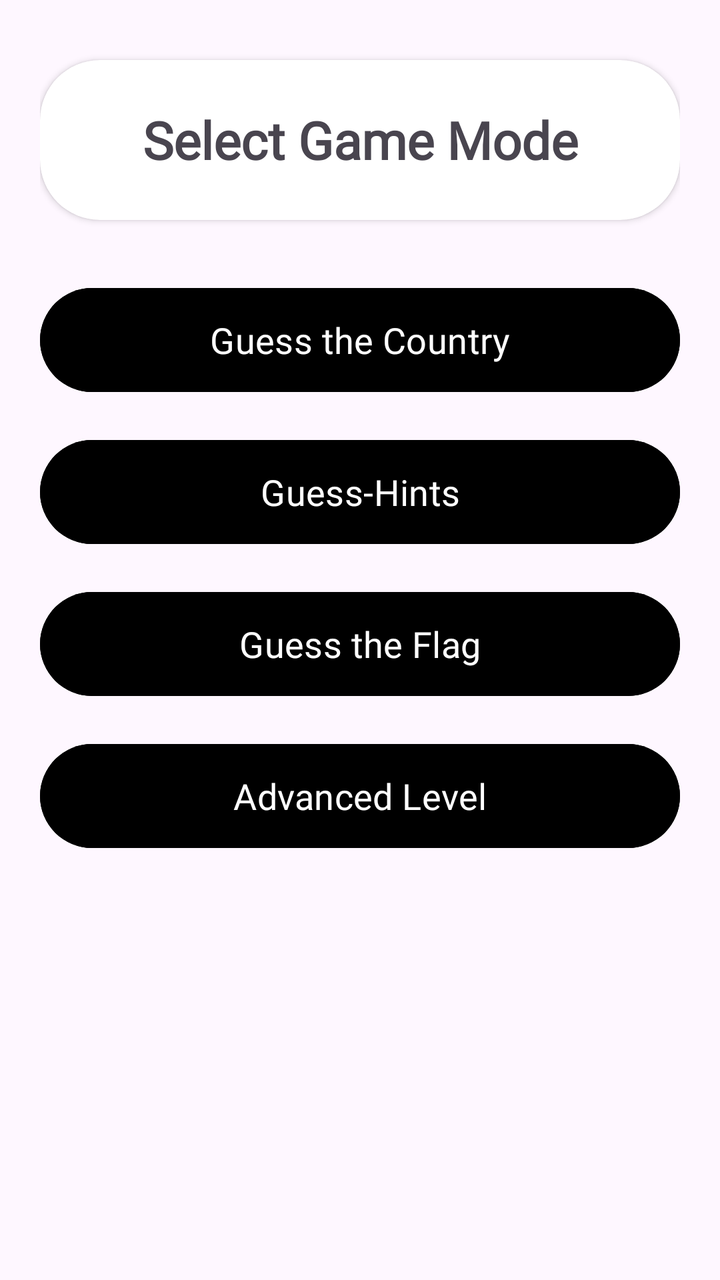
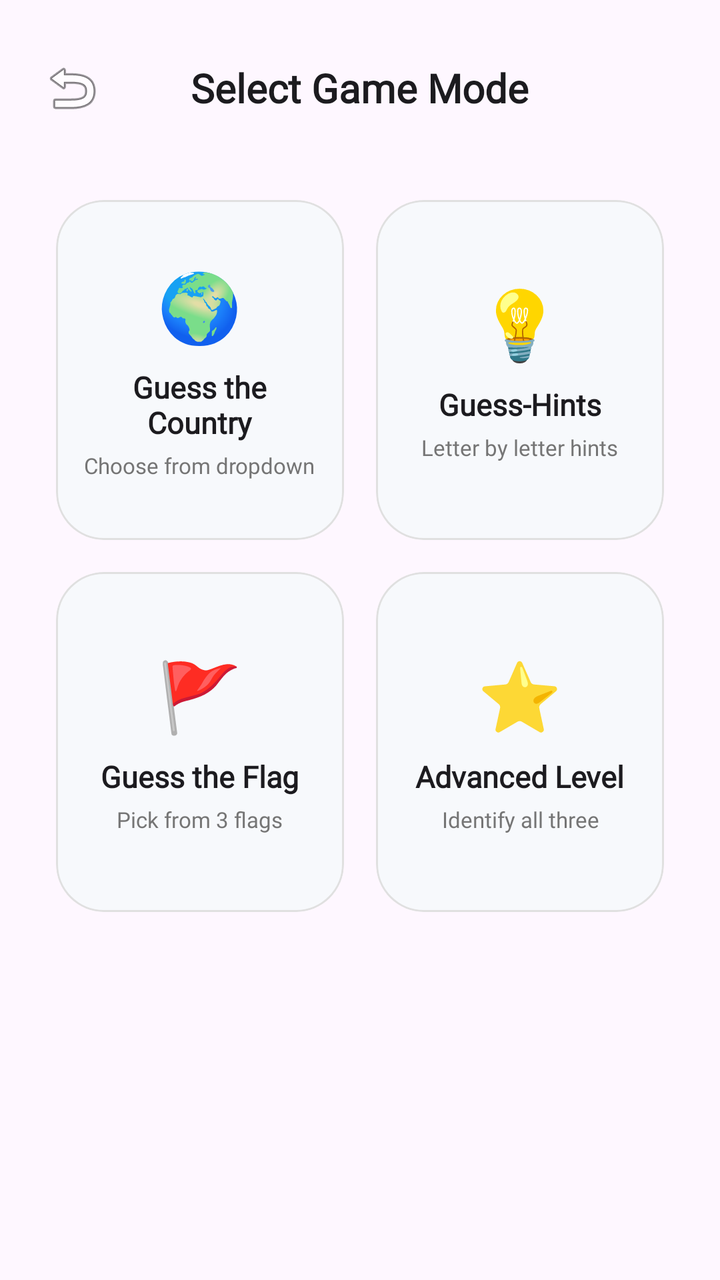

Compare the two renders of this Android layout. The source of the first and the diff that turns it into the second are given below.
<!-- AndroidManifest.xml: application theme Theme.CountryFlags -->
<!-- res/layout/activity_game_modes.xml -->
<?xml version="1.0" encoding="utf-8"?>

<LinearLayout xmlns:android="http://schemas.android.com/apk/res/android"
    xmlns:app="http://schemas.android.com/apk/res-auto"
    android:layout_width="match_parent"
    android:layout_height="match_parent"
    android:orientation="vertical"
    android:padding="20dp"
    android:gravity="center_horizontal">

    <androidx.cardview.widget.CardView
        android:layout_width="match_parent"
        android:layout_height="80dp"
        android:layout_marginTop="10dp"
        app:cardCornerRadius="30dp">

        <TextView
            android:layout_width="match_parent"
            android:layout_height="match_parent"
            android:gravity="center"
            android:fontFamily="@font/montserrat_r"
            android:text="Select Game Mode"
            android:textSize="26sp"
            android:textStyle="bold" />
    </androidx.cardview.widget.CardView>

    <Button
        android:id="@+id/btn_mode_guess_country"
        android:layout_width="match_parent"
        android:layout_height="60dp"
        android:layout_marginTop="30dp"
        android:backgroundTint="@color/button"
        android:fontFamily="@font/montserrat_r"
        android:text="Guess the Country"
        android:textSize="18sp" />

    <Button
        android:id="@+id/btn_mode_guess_hints"
        android:layout_width="match_parent"
        android:layout_height="60dp"
        android:layout_marginTop="16dp"
        android:backgroundTint="@color/button"
        android:fontFamily="@font/montserrat_r"
        android:text="Guess-Hints"
        android:textSize="18sp" />

    <Button
        android:id="@+id/btn_mode_guess_flag"
        android:layout_width="match_parent"
        android:layout_height="60dp"
        android:layout_marginTop="16dp"
        android:backgroundTint="@color/button"
        android:fontFamily="@font/montserrat_r"
        android:text="Guess the Flag"
        android:textSize="18sp" />

    <Button
        android:id="@+id/btn_mode_advanced"
        android:layout_width="match_parent"
        android:layout_height="60dp"
        android:layout_marginTop="16dp"
        android:backgroundTint="@color/button"
        android:fontFamily="@font/montserrat_r"
        android:text="Advanced Level"
        android:textSize="18sp" />
</LinearLayout>
<!-- resources referenced by this layout -->
<resources>
  <style name="Theme.CountryFlags" parent="Base.Theme.CountryFlags" />
  <style name="Base.Theme.CountryFlags" parent="Theme.Material3.DayNight.NoActionBar">
          
          
      </style>
</resources>

<!-- the commit's change to res/layout/activity_game_modes.xml (unified diff, before → after) -->
@@ -5,62 +5,244 @@
     android:layout_width="match_parent"
     android:layout_height="match_parent"
     android:orientation="vertical"
-    android:padding="20dp"
-    android:gravity="center_horizontal">
-
-    <androidx.cardview.widget.CardView
+    android:padding="20dp">
+
+    
+    <RelativeLayout
         android:layout_width="match_parent"
-        android:layout_height="80dp"
-        android:layout_marginTop="10dp"
-        app:cardCornerRadius="30dp">
+        android:layout_height="wrap_content"
+        android:layout_marginTop="8dp">
+
+        <ImageView
+            android:id="@+id/btn_back"
+            android:layout_width="32dp"
+            android:layout_height="32dp"
+            android:layout_alignParentStart="true"
+            android:layout_centerVertical="true"
+            android:src="@android:drawable/ic_menu_revert"
+            android:contentDescription="Back" />
 
         <TextView
-            android:layout_width="match_parent"
-            android:layout_height="match_parent"
-            android:gravity="center"
-            android:fontFamily="@font/montserrat_r"
+            android:id="@+id/txt_header_title"
+            android:layout_width="wrap_content"
+            android:layout_height="wrap_content"
+            android:layout_centerInParent="true"
+            android:fontFamily="@font/raleway"
             android:text="Select Game Mode"
-            android:textSize="26sp"
+            android:textColor="@color/text_primary"
+            android:textSize="20sp"
             android:textStyle="bold" />
-    </androidx.cardview.widget.CardView>
-
-    <Button
-        android:id="@+id/btn_mode_guess_country"
+    </RelativeLayout>
+
+    
+    <GridLayout
         android:layout_width="match_parent"
-        android:layout_height="60dp"
-        android:layout_marginTop="30dp"
-        android:backgroundTint="@color/button"
-        android:fontFamily="@font/montserrat_r"
-        android:text="Guess the Country"
-        android:textSize="18sp" />
-
-    <Button
-        android:id="@+id/btn_mode_guess_hints"
-        android:layout_width="match_parent"
-        android:layout_height="60dp"
-        android:layout_marginTop="16dp"
-        android:backgroundTint="@color/button"
-        android:fontFamily="@font/montserrat_r"
-        android:text="Guess-Hints"
-        android:textSize="18sp" />
-
-    <Button
-        android:id="@+id/btn_mode_guess_flag"
-        android:layout_width="match_parent"
-        android:layout_height="60dp"
-        android:layout_marginTop="16dp"
-        android:backgroundTint="@color/button"
-        android:fontFamily="@font/montserrat_r"
-        android:text="Guess the Flag"
-        android:textSize="18sp" />
-
-    <Button
-        android:id="@+id/btn_mode_advanced"
-        android:layout_width="match_parent"
-        android:layout_height="60dp"
-        android:layout_marginTop="16dp"
-        android:backgroundTint="@color/button"
-        android:fontFamily="@font/montserrat_r"
-        android:text="Advanced Level"
-        android:textSize="18sp" />
+        android:layout_height="wrap_content"
+        android:layout_marginTop="32dp"
+        android:columnCount="2"
+        android:rowCount="2">
+
+        
+        <com.google.android.material.card.MaterialCardView
+            android:id="@+id/card_guess_country"
+            android:layout_width="0dp"
+            android:layout_height="170dp"
+            android:layout_rowWeight="1"
+            android:layout_columnWeight="1"
+            android:layout_margin="8dp"
+            android:clickable="true"
+            android:focusable="true"
+            app:cardBackgroundColor="@color/card_bg"
+            app:cardCornerRadius="24dp"
+            app:strokeColor="@color/border_light"
+            app:strokeWidth="1dp">
+
+            <LinearLayout
+                android:layout_width="match_parent"
+                android:layout_height="match_parent"
+                android:gravity="center"
+                android:orientation="vertical"
+                android:padding="12dp">
+
+                <TextView
+                    android:layout_width="wrap_content"
+                    android:layout_height="wrap_content"
+                    android:text="🌍"
+                    android:textSize="34sp" />
+
+                <TextView
+                    android:layout_width="wrap_content"
+                    android:layout_height="wrap_content"
+                    android:layout_marginTop="8dp"
+                    android:fontFamily="@font/raleway"
+                    android:text="Guess the\nCountry"
+                    android:textAlignment="center"
+                    android:textColor="@color/text_primary"
+                    android:textSize="15sp"
+                    android:textStyle="bold" />
+
+                <TextView
+                    android:layout_width="wrap_content"
+                    android:layout_height="wrap_content"
+                    android:layout_marginTop="4dp"
+                    android:fontFamily="@font/raleway"
+                    android:text="Choose from dropdown"
+                    android:textAlignment="center"
+                    android:textColor="@color/text_secondary"
+                    android:textSize="11sp" />
+            </LinearLayout>
+        </com.google.android.material.card.MaterialCardView>
+
+        
+        <com.google.android.material.card.MaterialCardView
+            android:id="@+id/card_guess_hints"
+            android:layout_width="0dp"
+            android:layout_height="170dp"
+            android:layout_rowWeight="1"
+            android:layout_columnWeight="1"
+            android:layout_margin="8dp"
+            android:clickable="true"
+            android:focusable="true"
+            app:cardBackgroundColor="@color/card_bg"
+            app:cardCornerRadius="24dp"
+            app:strokeColor="@color/border_light"
+            app:strokeWidth="1dp">
+
+            <LinearLayout
+                android:layout_width="match_parent"
+                android:layout_height="match_parent"
+                android:gravity="center"
+                android:orientation="vertical"
+                android:padding="12dp">
+
+                <TextView
+                    android:layout_width="wrap_content"
+                    android:layout_height="wrap_content"
+                    android:text="💡"
+                    android:textSize="34sp" />
+
+                <TextView
+                    android:layout_width="wrap_content"
+                    android:layout_height="wrap_content"
+                    android:layout_marginTop="8dp"
+                    android:fontFamily="@font/raleway"
+                    android:text="Guess-Hints"
+                    android:textColor="@color/text_primary"
+                    android:textSize="15sp"
+                    android:textStyle="bold" />
+
+                <TextView
+                    android:layout_width="wrap_content"
+                    android:layout_height="wrap_content"
+                    android:layout_marginTop="4dp"
+                    android:fontFamily="@font/raleway"
+                    android:text="Letter by letter hints"
+                    android:textAlignment="center"
+                    android:textColor="@color/text_secondary"
+                    android:textSize="11sp" />
+            </LinearLayout>
+        </com.google.android.material.card.MaterialCardView>
+
+        
+        <com.google.android.material.card.MaterialCardView
+            android:id="@+id/card_guess_flag"
+            android:layout_width="0dp"
+            android:layout_height="170dp"
+            android:layout_rowWeight="1"
+            android:layout_columnWeight="1"
+            android:layout_margin="8dp"
+            android:clickable="true"
+            android:focusable="true"
+            app:cardBackgroundColor="@color/card_bg"
+            app:cardCornerRadius="24dp"
+            app:strokeColor="@color/border_light"
+            app:strokeWidth="1dp">
+
+            <LinearLayout
+                android:layout_width="match_parent"
+                android:layout_height="match_parent"
+                android:gravity="center"
+                android:orientation="vertical"
+                android:padding="12dp">
+
+                <TextView
+                    android:layout_width="wrap_content"
+                    android:layout_height="wrap_content"
+                    android:text="🚩"
+                    android:textSize="34sp" />
+
+                <TextView
+                    android:layout_width="wrap_content"
+                    android:layout_height="wrap_content"
+                    android:layout_marginTop="8dp"
+                    android:fontFamily="@font/raleway"
+                    android:text="Guess the Flag"
+                    android:textColor="@color/text_primary"
+                    android:textSize="15sp"
+                    android:textStyle="bold" />
+
+                <TextView
+                    android:layout_width="wrap_content"
+                    android:layout_height="wrap_content"
+                    android:layout_marginTop="4dp"
+                    android:fontFamily="@font/raleway"
+                    android:text="Pick from 3 flags"
+                    android:textAlignment="center"
+                    android:textColor="@color/text_secondary"
+                    android:textSize="11sp" />
+            </LinearLayout>
+        </com.google.android.material.card.MaterialCardView>
+
+        
+        <com.google.android.material.card.MaterialCardView
+            android:id="@+id/card_advanced_level"
+            android:layout_width="0dp"
+            android:layout_height="170dp"
+            android:layout_rowWeight="1"
+            android:layout_columnWeight="1"
+            android:layout_margin="8dp"
+            android:clickable="true"
+            android:focusable="true"
+            app:cardBackgroundColor="@color/card_bg"
+            app:cardCornerRadius="24dp"
+            app:strokeColor="@color/border_light"
+            app:strokeWidth="1dp">
+
+            <LinearLayout
+                android:layout_width="match_parent"
+                android:layout_height="match_parent"
+                android:gravity="center"
+                android:orientation="vertical"
+                android:padding="12dp">
+
+                <TextView
+                    android:layout_width="wrap_content"
+                    android:layout_height="wrap_content"
+                    android:text="⭐"
+                    android:textSize="34sp" />
+
+                <TextView
+                    android:layout_width="wrap_content"
+                    android:layout_height="wrap_content"
+                    android:layout_marginTop="8dp"
+                    android:fontFamily="@font/raleway"
+                    android:text="Advanced Level"
+                    android:textColor="@color/text_primary"
+                    android:textSize="15sp"
+                    android:textStyle="bold" />
+
+                <TextView
+                    android:layout_width="wrap_content"
+                    android:layout_height="wrap_content"
+                    android:layout_marginTop="4dp"
+                    android:fontFamily="@font/raleway"
+                    android:text="Identify all three"
+                    android:textAlignment="center"
+                    android:textColor="@color/text_secondary"
+                    android:textSize="11sp" />
+            </LinearLayout>
+        </com.google.android.material.card.MaterialCardView>
+
+    </GridLayout>
+
 </LinearLayout>
<!-- resource entries referenced after the edit -->
@@ -1,5 +1,9 @@
 <!-- resources referenced by this layout -->
 <resources>
+  <color name="border_light">#E0E0E0</color>
+  <color name="card_bg">#F7F9FC</color>
+  <color name="text_primary">#1C1B1F</color>
+  <color name="text_secondary">#757575</color>
   <style name="Theme.CountryFlags" parent="Base.Theme.CountryFlags" />
   <style name="Base.Theme.CountryFlags" parent="Theme.Material3.DayNight.NoActionBar">
           
